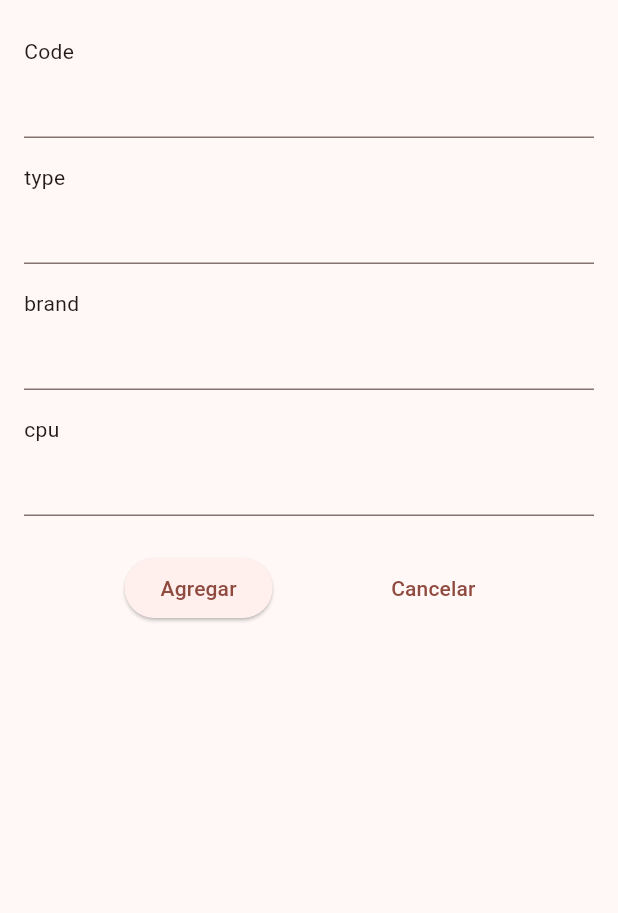
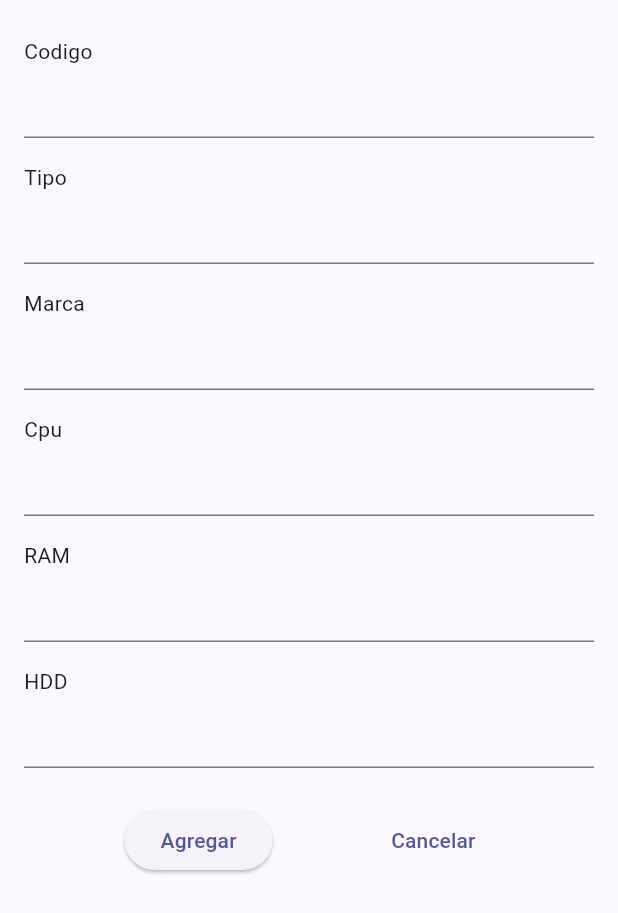
Before and after one commit to JonaFlaco/FlutterFrontEnd, a Flutter app: the ShowModalProduct widget shown alone on an empty page, opened directly with empty values, on a phone screen of 412 x 824 dp. Shown: the top 913 px of the screen. Run offline on Flutter 3.47's test engine with Material 3 defaults, Android fonts, the phone set to English and light mode, and no system bars; our stand-ins replace flutter_riverpod; network calls fail.

Commit message:
Add RAM & HDD

```diff
--- /dev/null
+++ b/comandos.txt
@@ -0,0 +1 @@
+F5 para correr el proyecto
--- a/lib/data/models/product_models.dart
+++ b/lib/data/models/product_models.dart
@@ -4,6 +4,8 @@ class Product {
   final String type;
   final String? brand;
   final String? cpu;
+  final String? ram;
+  final String? hdd;
 
   Product({
     this.id,
@@ -11,6 +13,8 @@ class Product {
     required this.type,
     this.brand,
     this.cpu,
+    this.ram,
+    this.hdd,
   });
 
   Map<String, dynamic> toJson() {
@@ -20,6 +24,8 @@ class Product {
       'type': type,
       'brand': brand,
       'cpu': cpu,
+      'ram': ram,
+      'hdd': hdd,
     };
   }
 }
--- a/lib/data/source/product_controller.dart
+++ b/lib/data/source/product_controller.dart
@@ -48,7 +48,10 @@ class ProductController extends StateNotifier<AsyncValue<List<Product>>> {
                 code: item['code'],
                 type: item['type'],
                 brand: item['brand'],
-                cpu: item['cpu']))
+                cpu: item['cpu'],
+                ram: item['ram'],
+                hdd: item['hdd'],
+                ))
             .toList();
 
         state = AsyncValue.data(productList);
--- a/lib/main.dart
+++ b/lib/main.dart
@@ -16,7 +16,7 @@ class MyApp extends StatelessWidget {
       debugShowCheckedModeBanner: false,
       title: 'CRUD ABEL LEON',
       theme: ThemeData(
-        colorScheme: ColorScheme.fromSeed(seedColor: const Color.fromARGB(255, 255, 0, 0)),
+        colorScheme: ColorScheme.fromSeed(seedColor: const Color.fromARGB(255, 0, 15, 147)),
         useMaterial3: true,
       ),
       home: const ProductUi(),
--- a/lib/presentation/ui/product_ui.dart
+++ b/lib/presentation/ui/product_ui.dart
@@ -35,12 +35,14 @@ class ProductUiState extends ConsumerState<ProductUi> {
                 context: context,
                 builder: (BuildContext context) {
                   return ShowModalProduct(
-                    onAdd: (code, type, brand, cpu) async {
+                    onAdd: (code, type, brand, cpu, ram, hdd) async {
                       final newProduct = Product(
                         code: code,
                         type: type,
                         brand: brand,
                         cpu: cpu,
+                        ram: ram,
+                        hdd: hdd,
                       );
                       await ref
                           .read(productControllerProvider.notifier)
--- a/lib/presentation/widget/init_product_form.dart
+++ b/lib/presentation/widget/init_product_form.dart
@@ -9,11 +9,15 @@ void initializeProductForm({
   required TextEditingController typeController,
   required TextEditingController brandController,
   required TextEditingController cpuController,
+  required TextEditingController ramController,
+  required TextEditingController hddController,
 }) {
   if (isEditMode && editedProduct != null) {
     codeController.text = editedProduct.code.toString();
     typeController.text = editedProduct.type.toString();
     brandController.text = editedProduct.brand.toString();
     cpuController.text = editedProduct.cpu.toString();
+    ramController.text = editedProduct.ram.toString();
+    hddController.text = editedProduct.hdd.toString();
   }
 }
--- a/lib/presentation/widget/product_list_tile.dart
+++ b/lib/presentation/widget/product_list_tile.dart
@@ -31,13 +31,15 @@ class ProductTile extends ConsumerWidget {
                     context: context,
                     builder: (BuildContext context) {
                       return ShowModalProduct(
-                        onAdd: (code, type, brand, cpu) async {
+                        onAdd: (code, type, brand, cpu, ram, hdd) async {
                           final updatedProduct = Product(
                             id: product.id,
                             code: code,
                             type: type,
                             brand: brand,
                             cpu: cpu,
+                            ram: ram,
+                            hdd: hdd,
                           );
                           await ref
                               .read(productControllerProvider.notifier)
--- a/lib/presentation/widget/show_modal_product.dart
+++ b/lib/presentation/widget/show_modal_product.dart
@@ -6,7 +6,7 @@ import 'custom_text_field.dart';
 
 //Add product + Edit product call from product_ui
 class ShowModalProduct extends StatefulWidget {
-  final void Function(String, String, String, String) onAdd;
+  final void Function(String, String, String, String, String, String) onAdd;
   final bool isEditMode;
   final Product? editedProduct;
 
@@ -26,6 +26,8 @@ class ShowModalProductState extends State<ShowModalProduct> {
   final TextEditingController typeController = TextEditingController();
   final TextEditingController brandController = TextEditingController();
   final TextEditingController cpuController = TextEditingController();
+  final TextEditingController ramController = TextEditingController();
+  final TextEditingController hddController = TextEditingController();
 
   @override
   void initState() {
@@ -37,6 +39,8 @@ class ShowModalProductState extends State<ShowModalProduct> {
       typeController: typeController,
       brandController: brandController,
       cpuController: cpuController,
+      ramController: ramController,
+      hddController: hddController,
     );
   }
 
@@ -46,20 +50,28 @@ class ShowModalProductState extends State<ShowModalProduct> {
       padding: const EdgeInsets.all(16.0),
       children: [
         CustomTextField(
-          label: 'Code',
+          label: 'Codigo',
           controller: codeController,
         ),
         CustomTextField(
-          label: 'type',
+          label: 'Tipo',
           controller: typeController,
         ),
         CustomTextField(
-          label: 'brand',
+          label: 'Marca',
           controller: brandController,
         ),
         CustomTextField(
-          label: 'cpu',
+          label: 'Cpu',
           controller: cpuController,
+        ),
+        CustomTextField(
+          label: 'RAM',
+          controller: ramController,
+        ),
+        CustomTextField(
+          label: 'HDD',
+          controller: hddController,
         ),
         const SizedBox(height: 16),
         ActionButtons(
@@ -69,6 +81,8 @@ class ShowModalProductState extends State<ShowModalProduct> {
               typeController.text,
               brandController.text,
               cpuController.text,
+              ramController.text,
+              hddController.text,
             );
             Navigator.pop(context);
           },
```
